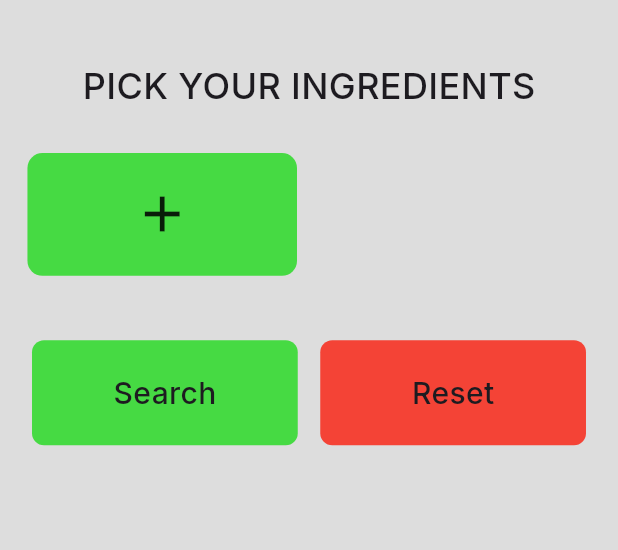
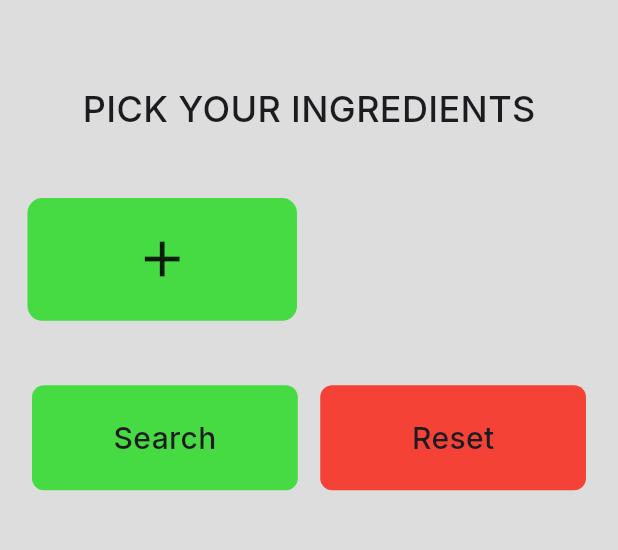
Before and after one commit to RafihYahya/RECIPE_APP_FLUTTER, a Flutter app: the screen it shows after launch, on a phone screen of 412 x 824 dp, the part 84-634 px from its top. Run offline on Flutter 3.47's test engine with Material 2 defaults, Android fonts, the phone set to English and light mode, and no system bars; drawn by our look-alikes of flutter_animate; our stand-ins replace google_fonts, hive, hive_flutter; accounts and stored records are empty.

Commit message:
few_tweaks

```diff
--- a/lib/components/ecoKing_submit_form.dart
+++ b/lib/components/ecoKing_submit_form.dart
@@ -24,7 +24,7 @@ class _EcoKingSubmitFormState extends State<EcoKingSubmitForm> {
       child: Column(
         children: [
           SizedBox(
-            height: 20,
+            height: 35,
           ),
           !titleToggle
               ? Padding(
@@ -36,6 +36,9 @@ class _EcoKingSubmitFormState extends State<EcoKingSubmitForm> {
                   ).animate().fade(),
                 )
               : SizedBox(),
+          SizedBox(
+            height: 15,
+          ),
           GridView.builder(
               gridDelegate: SliverGridDelegateWithFixedCrossAxisCount(
                   crossAxisCount: 2, childAspectRatio: 2),
```
